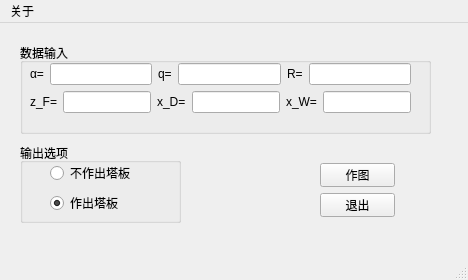
The window that mainWindow.ui (White-Pan/distillation_theory_plate_diagram) describes before a commit, drawn with Qt 5.
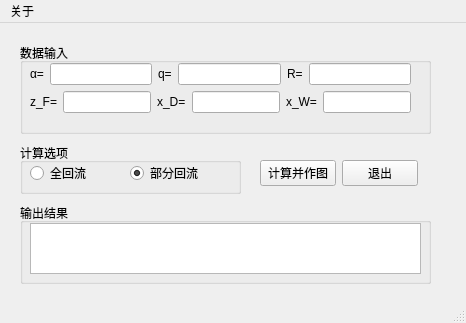
The same window after the commit.

What changed in the file:
```diff
--- a/mainWindow.ui
+++ b/mainWindow.ui
@@ -6,40 +6,14 @@
    <rect>
     <x>0</x>
     <y>0</y>
-    <width>468</width>
-    <height>280</height>
+    <width>466</width>
+    <height>323</height>
    </rect>
   </property>
   <property name="windowTitle">
    <string>MainWindow</string>
   </property>
   <widget class="QWidget" name="centralwidget">
-   <widget class="QPushButton" name="pushButton_draw">
-    <property name="geometry">
-     <rect>
-      <x>320</x>
-      <y>140</y>
-      <width>75</width>
-      <height>24</height>
-     </rect>
-    </property>
-    <property name="text">
-     <string>作图</string>
-    </property>
-   </widget>
-   <widget class="QPushButton" name="pushButton_quit">
-    <property name="geometry">
-     <rect>
-      <x>320</x>
-      <y>170</y>
-      <width>75</width>
-      <height>24</height>
-     </rect>
-    </property>
-    <property name="text">
-     <string>退出</string>
-    </property>
-   </widget>
    <widget class="QGroupBox" name="groupBox_data">
     <property name="geometry">
      <rect>
@@ -138,24 +112,24 @@
      <rect>
       <x>20</x>
       <y>120</y>
-      <width>161</width>
-      <height>80</height>
+      <width>221</width>
+      <height>51</height>
      </rect>
     </property>
     <property name="title">
-     <string>输出选项</string>
+     <string>计算选项</string>
     </property>
     <widget class="QRadioButton" name="radioButton_no_drawing">
      <property name="geometry">
       <rect>
-       <x>30</x>
+       <x>10</x>
        <y>20</y>
        <width>98</width>
        <height>20</height>
       </rect>
      </property>
      <property name="text">
-      <string>不作出塔板</string>
+      <string>全回流</string>
      </property>
      <property name="checked">
       <bool>false</bool>
@@ -167,27 +141,76 @@
     <widget class="QRadioButton" name="radioButton_drawing">
      <property name="geometry">
       <rect>
-       <x>30</x>
-       <y>50</y>
+       <x>110</x>
+       <y>20</y>
        <width>98</width>
        <height>20</height>
       </rect>
      </property>
      <property name="text">
-      <string>作出塔板</string>
+      <string>部分回流</string>
      </property>
      <property name="checked">
       <bool>true</bool>
      </property>
     </widget>
    </widget>
+   <widget class="QGroupBox" name="groupBox_output">
+    <property name="geometry">
+     <rect>
+      <x>20</x>
+      <y>180</y>
+      <width>411</width>
+      <height>81</height>
+     </rect>
+    </property>
+    <property name="title">
+     <string>输出结果</string>
+    </property>
+    <widget class="QTextBrowser" name="textBrowser_output">
+     <property name="geometry">
+      <rect>
+       <x>10</x>
+       <y>20</y>
+       <width>391</width>
+       <height>51</height>
+      </rect>
+     </property>
+    </widget>
+   </widget>
+   <widget class="QWidget" name="">
+    <property name="geometry">
+     <rect>
+      <x>260</x>
+      <y>130</y>
+      <width>158</width>
+      <height>41</height>
+     </rect>
+    </property>
+    <layout class="QHBoxLayout" name="horizontalLayout_3">
+     <item>
+      <widget class="QPushButton" name="pushButton_draw">
+       <property name="text">
+        <string>计算并作图</string>
+       </property>
+      </widget>
+     </item>
+     <item>
+      <widget class="QPushButton" name="pushButton_quit">
+       <property name="text">
+        <string>退出</string>
+       </property>
+      </widget>
+     </item>
+    </layout>
+   </widget>
   </widget>
   <widget class="QMenuBar" name="menubar">
    <property name="geometry">
     <rect>
      <x>0</x>
      <y>0</y>
-     <width>468</width>
+     <width>466</width>
      <height>33</height>
     </rect>
    </property>
```
Left out of the diff: 4 changed lines with no effect on the pictures.
